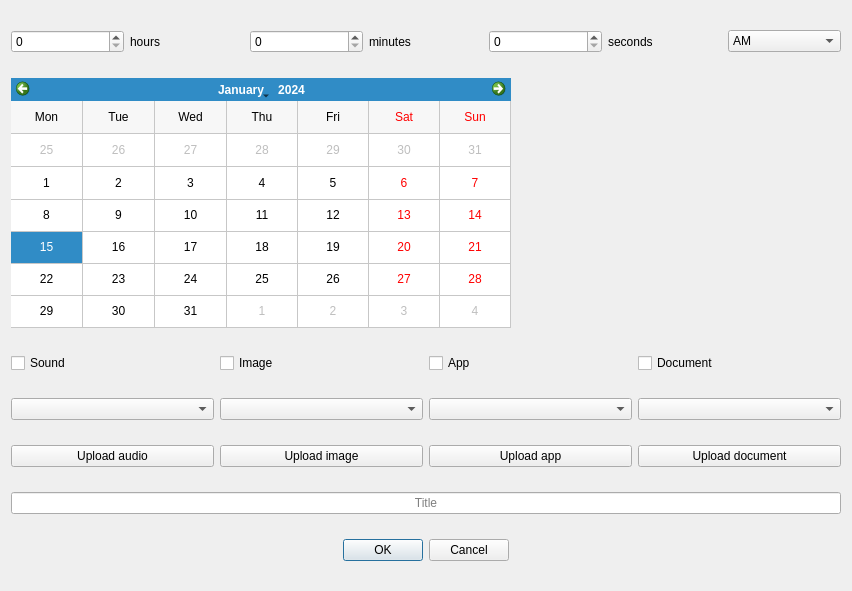
Old version of the form 1_semester/2_lab/timerinfowindow.ui in the repository thgjm/fundamentalsOOP.
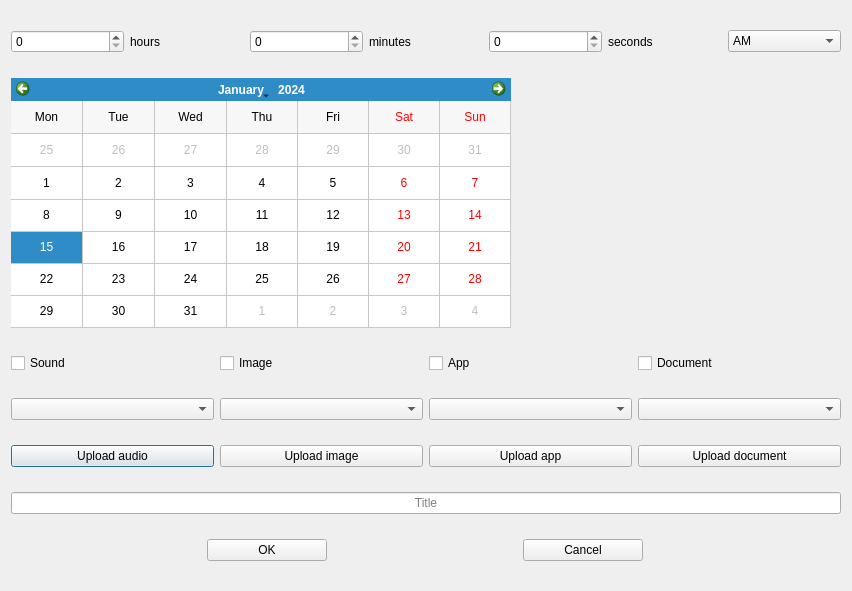
New version of the form.

```diff
--- a/1_semester/2_lab/timerinfowindow.ui
+++ b/1_semester/2_lab/timerinfowindow.ui
@@ -215,17 +215,37 @@
     </widget>
    </item>
    <item>
-    <widget class="QDialogButtonBox" name="buttonBox">
-     <property name="orientation">
-      <enum>Qt::Orientation::Horizontal</enum>
+    <layout class="QHBoxLayout" name="horizontalLayout_5">
+     <property name="spacing">
+      <number>0</number>
      </property>
-     <property name="standardButtons">
-      <set>QDialogButtonBox::StandardButton::Cancel|QDialogButtonBox::StandardButton::Ok</set>
-     </property>
-     <property name="centerButtons">
-      <bool>true</bool>
-     </property>
-    </widget>
+     <item alignment="">
+      <widget class="QPushButton" name="OKButton">
+       <property name="maximumSize">
+        <size>
+         <width>120</width>
+         <height>16777215</height>
+        </size>
+       </property>
+       <property name="text">
+        <string>OK</string>
+       </property>
+      </widget>
+     </item>
+     <item alignment="">
+      <widget class="QPushButton" name="CancelButton">
+       <property name="maximumSize">
+        <size>
+         <width>120</width>
+         <height>16777215</height>
+        </size>
+       </property>
+       <property name="text">
+        <string>Cancel</string>
+       </property>
+      </widget>
+     </item>
+    </layout>
    </item>
   </layout>
  </widget>
```
Left out of the diff: 35 changed lines with no effect on the pictures.
